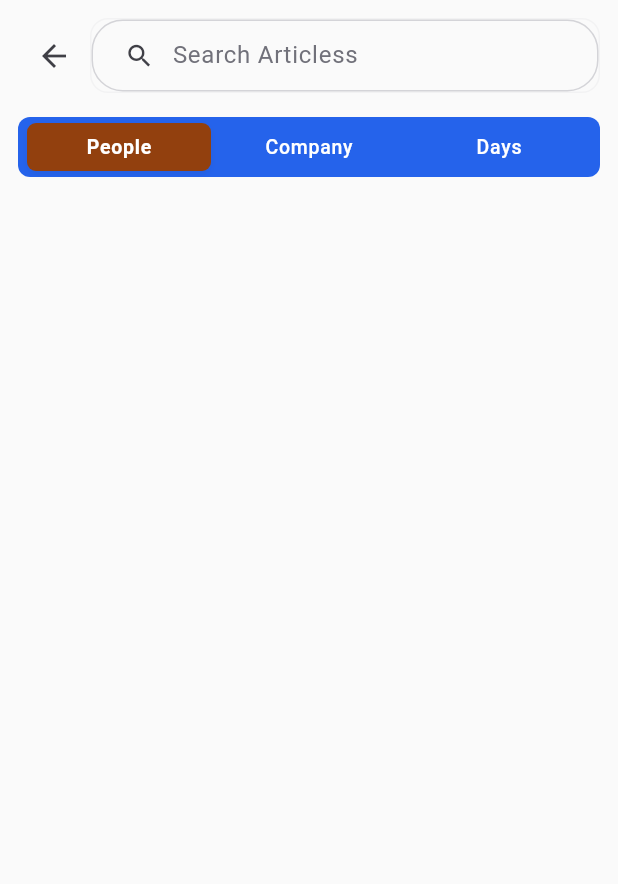
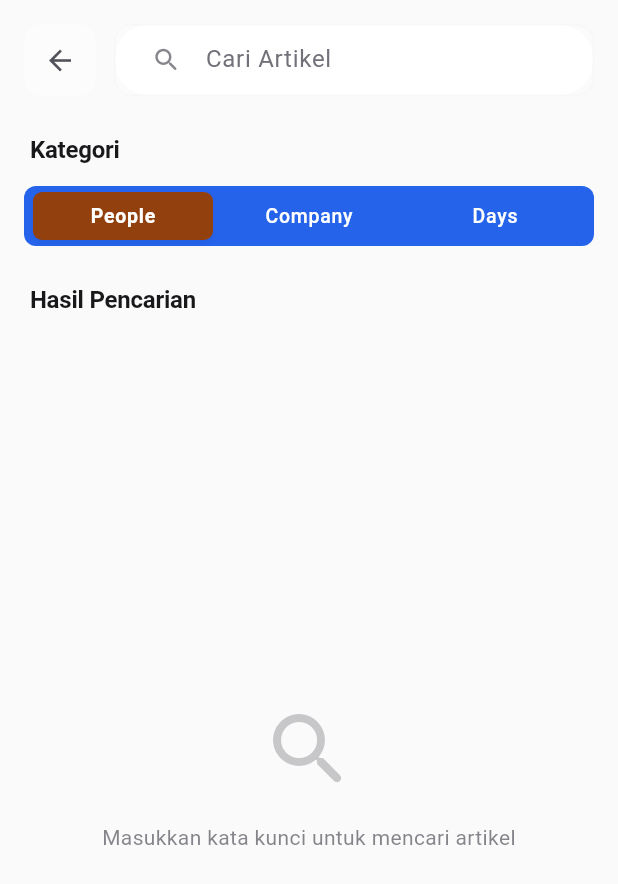
Before and after one commit to fahrezapratamahidayat/flashfeed, a Flutter app: the ExploreScreen screen opened by its route, on a phone screen of 412 x 824 dp. Shown: the top 884 px of the screen. Run offline on Flutter 3.47's test engine with Material 3 defaults, Android fonts, the light colour scheme and no system bars; our stand-ins replace firebase_auth, firebase_core, flutter_screenutil, font_awesome_flutter, google_sign_in, shared_preferences; accounts and stored records are empty; statements that could not run were skipped.

Commit message:
refactor: update ExploreScreen layout and styling for improved UI consistency and user experience

```diff
--- a/lib/src/presentation/pages/explore_screen.dart
+++ b/lib/src/presentation/pages/explore_screen.dart
@@ -23,48 +23,73 @@ class _ExploreScreenState extends State<ExploreScreen> {
   @override
   Widget build(BuildContext context) {
     final theme = Theme.of(context);
+    final colorScheme = theme.colorScheme;
     final isDarkMode = theme.brightness == Brightness.dark;
 
     return Scaffold(
       body: SafeArea(
         child: Padding(
-          padding: const EdgeInsets.symmetric(horizontal: 12, vertical: 12),
+          padding: const EdgeInsets.symmetric(horizontal: 16, vertical: 16),
           child: Column(
+            crossAxisAlignment: CrossAxisAlignment.start,
             children: [
-              SizedBox(
-                width: double.infinity,
-                child: Row(
+              Row(
                 children: [
-                    IconButton(
+                  Container(
+                    decoration: BoxDecoration(
+                      color: isDarkMode
+                          ? colorScheme.surfaceContainerHighest.withValues(
+                              alpha: 0.5,
+                            )
+                          : colorScheme.surfaceContainerHighest.withValues(
+                              alpha: 0.3,
+                            ),
+                      borderRadius: BorderRadius.circular(12),
+                    ),
+                    child: IconButton(
                       onPressed: () {
                         Navigator.pop(context);
                       },
-                      icon: const Icon(Icons.arrow_back),
+                      icon: Icon(
+                        Icons.arrow_back,
+                        color: colorScheme.onSurfaceVariant,
+                        size: 22,
                       ),
+                      tooltip: 'Kembali',
+                      padding: const EdgeInsets.all(8),
+                    ),
+                  ),
+                  const SizedBox(width: 12),
                   Expanded(
                     child: Container(
-                        height: 50,
+                      height: 48,
                       decoration: BoxDecoration(
-                          color: theme.cardColor.withValues(
-                            alpha: isDarkMode ? 0.1 : 0.05,
+                        color: isDarkMode
+                            ? colorScheme.surfaceContainerHighest.withValues(
+                                alpha: 0.3,
+                              )
+                            : colorScheme.surfaceContainerHighest.withValues(
+                                alpha: 0.2,
                               ),
                         borderRadius: BorderRadius.circular(12),
                         border: Border.all(
-                            color: theme.dividerColor.withValues(alpha: 0.2),
+                          color: colorScheme.outline.withValues(alpha: 0.1),
                           width: 1,
                         ),
                       ),
                       child: AppTextField(
                         controller: _searchController,
                         onChanged: _onSearchChanged,
-                          placeholder: "Search Articless",
+                        placeholder: "Cari Artikel",
+                        variant: TextFieldVariant.filled,
                         prefixIcon: Padding(
-                            padding: const EdgeInsets.only(left: 10, right: 0),
+                          padding: const EdgeInsets.only(left: 12, right: 4),
                           child: Icon(
-                              Icons.search,
+                            Icons.search_rounded,
                             size: 20,
-                              color: theme.iconTheme.color
-                                ?..withValues(alpha: 0.6),
+                            color: colorScheme.onSurfaceVariant.withValues(
+                              alpha: 0.7,
+                            ),
                           ),
                         ),
                         suffixIcon: _searchController.text.isNotEmpty
@@ -75,12 +100,13 @@ class _ExploreScreenState extends State<ExploreScreen> {
                                   setState(() {});
                                 },
                                 icon: Icon(
-                                    Icons.clear,
-                                    color: theme.iconTheme.color
-                                      ?..withValues(alpha: 0.6),
+                                  Icons.close_rounded,
+                                  color: colorScheme.onSurfaceVariant
+                                      .withValues(alpha: 0.7),
                                   size: 18,
                                 ),
                                 splashRadius: 16,
+                                tooltip: 'Hapus',
                               )
                             : null,
                       ),
@@ -88,9 +114,53 @@ class _ExploreScreenState extends State<ExploreScreen> {
                   ),
                 ],
               ),
+              Padding(
+                padding: const EdgeInsets.only(top: 24, bottom: 12, left: 4),
+                child: Text(
+                  'Kategori',
+                  style: theme.textTheme.titleMedium?.copyWith(
+                    fontWeight: FontWeight.w600,
+                    color: colorScheme.onSurface,
+                  ),
+                ),
+              ),
+              const NewsCategoryTabs(),
+              Padding(
+                padding: const EdgeInsets.only(top: 24, bottom: 16, left: 4),
+                child: Text(
+                  'Hasil Pencarian',
+                  style: theme.textTheme.titleMedium?.copyWith(
+                    fontWeight: FontWeight.w600,
+                    color: colorScheme.onSurface,
+                  ),
+                ),
+              ),
+              Expanded(
+                child: Center(
+                  child: Column(
+                    mainAxisSize: MainAxisSize.min,
+                    children: [
+                      Icon(
+                        Icons.search_rounded,
+                        size: 64,
+                        color: colorScheme.onSurfaceVariant.withValues(
+                          alpha: 0.3,
+                        ),
                       ),
                       const SizedBox(height: 16),
-              NewsCategoryTabs(),
+                      Text(
+                        'Masukkan kata kunci untuk mencari artikel',
+                        style: theme.textTheme.bodyMedium?.copyWith(
+                          color: colorScheme.onSurfaceVariant.withValues(
+                            alpha: 0.7,
+                          ),
+                        ),
+                        textAlign: TextAlign.center,
+                      ),
+                    ],
+                  ),
+                ),
+              ),
             ],
           ),
         ),
```
Lines whose indentation alone changed are shown as unchanged.
